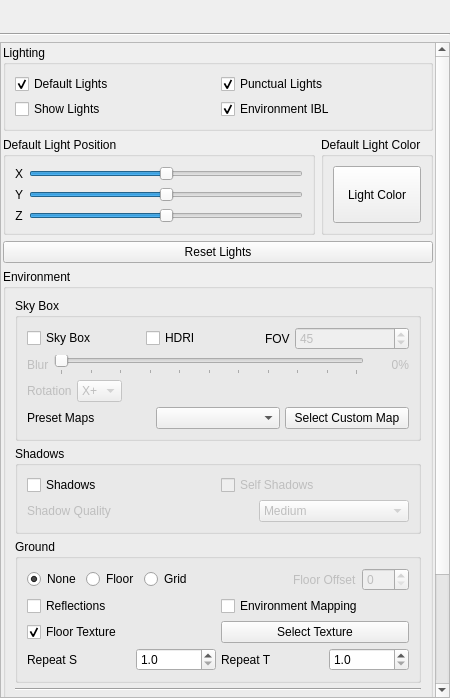
Before: the Qt Designer form ui/VisualizationEnvironmentPanel.ui in 01Hub/ModelViewer, drawn with Qt 5.
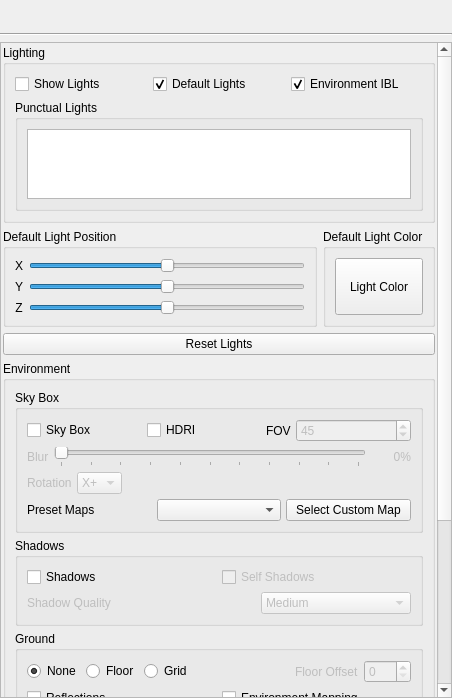
After: the same form once the commit is applied. Icons and pictures are not drawn.

Commit message: Punctual lights: per-file structured system with full multi-model support

Diff of the .ui file:
```diff
--- a/ui/VisualizationEnvironmentPanel.ui
+++ b/ui/VisualizationEnvironmentPanel.ui
@@ -7,7 +7,7 @@
    <rect>
     <x>0</x>
     <y>0</y>
-    <width>450</width>
+    <width>452</width>
     <height>698</height>
    </rect>
   </property>
@@ -116,8 +116,8 @@
        <rect>
         <x>0</x>
         <y>0</y>
-        <width>436</width>
-        <height>939</height>
+        <width>438</width>
+        <height>1012</height>
        </rect>
       </property>
       <layout class="QGridLayout" name="gridLayout">
@@ -135,41 +135,34 @@
        </property>
        <item row="0" column="0">
         <widget class="QGroupBox" name="groupBoxLighting">
+         <property name="sizePolicy">
+          <sizepolicy hsizetype="Preferred" vsizetype="Expanding">
+           <horstretch>0</horstretch>
+           <verstretch>0</verstretch>
+          </sizepolicy>
+         </property>
          <property name="title">
           <string>Lighting</string>
          </property>
-         <layout class="QGridLayout" name="lightingLayout">
-          <property name="spacing">
-           <number>5</number>
-          </property>
+         <layout class="QGridLayout" name="gridLayout_5">
           <item row="0" column="0">
-           <widget class="QCheckBox" name="checkBoxDefaultLights">
-            <property name="text">
-             <string>Default Lights</string>
-            </property>
-            <property name="checked">
-             <bool>true</bool>
-            </property>
-           </widget>
-          </item>
-          <item row="0" column="1">
-           <widget class="QCheckBox" name="checkBoxPunctualLights">
-            <property name="text">
-             <string>Punctual Lights</string>
-            </property>
-            <property name="checked">
-             <bool>true</bool>
-            </property>
-           </widget>
-          </item>
-          <item row="1" column="0">
            <widget class="QCheckBox" name="checkBoxShowLights">
             <property name="text">
              <string>Show Lights</string>
             </property>
            </widget>
           </item>
-          <item row="1" column="1">
+          <item row="0" column="1">
+           <widget class="QCheckBox" name="checkBoxDefaultLights">
+            <property name="text">
+             <string>Default Lights</string>
+            </property>
+            <property name="checked">
+             <bool>true</bool>
+            </property>
+           </widget>
+          </item>
+          <item row="0" column="2">
            <widget class="QCheckBox" name="checkBoxIBL">
             <property name="text">
              <string>Environment IBL</string>
@@ -179,6 +172,36 @@
             </property>
            </widget>
           </item>
+          <item row="1" column="0" colspan="3">
+           <widget class="QGroupBox" name="groupBoxPunctualLights">
+            <property name="enabled">
+             <bool>true</bool>
+            </property>
+            <property name="sizePolicy">
+             <sizepolicy hsizetype="Preferred" vsizetype="Expanding">
+              <horstretch>0</horstretch>
+              <verstretch>0</verstretch>
+             </sizepolicy>
+            </property>
+            <property name="title">
+             <string>Punctual Lights</string>
+            </property>
+            <layout class="QGridLayout" name="gridLayout_4">
+             <item row="0" column="0">
+              <widget class="QTreeWidget" name="treePunctualLights">
+               <property name="headerHidden">
+                <bool>true</bool>
+               </property>
+               <column>
+                <property name="text">
+                 <string notr="true">1</string>
+                </property>
+               </column>
+              </widget>
+             </item>
+            </layout>
+           </widget>
+          </item>
          </layout>
         </widget>
        </item>
```
The commit also changes 17 other files.
